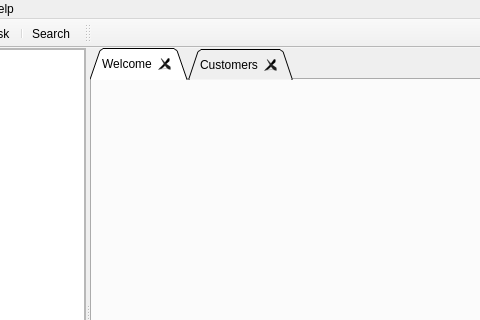
The window that CRMBaseModule/torgcrmmain.ui (torgcrm/TorgCRM-QtClient) describes before a commit, drawn with Qt 5; both pictures show x 172 to 652 and y 0 to 320 of the 1000 by 600 pixel window.
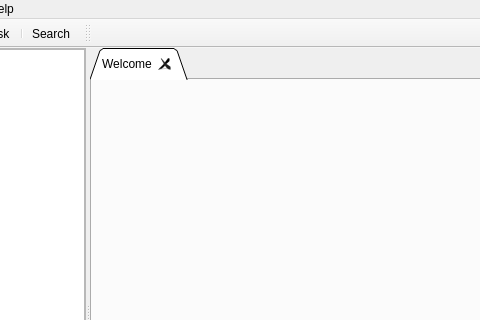
The same window after the commit. The open tabs and pages were chosen to show the change. Icons and pictures are not drawn.

```diff
--- a/CRMBaseModule/torgcrmmain.ui
+++ b/CRMBaseModule/torgcrmmain.ui
@@ -139,11 +139,6 @@
             <string>Welcome</string>
            </attribute>
           </widget>
-          <widget class="QWidget" name="customersTab">
-           <attribute name="title">
-            <string>Customers</string>
-           </attribute>
-          </widget>
          </widget>
         </item>
        </layout>
```
Left out of the diff: 25 changed lines with no effect on the pictures.
